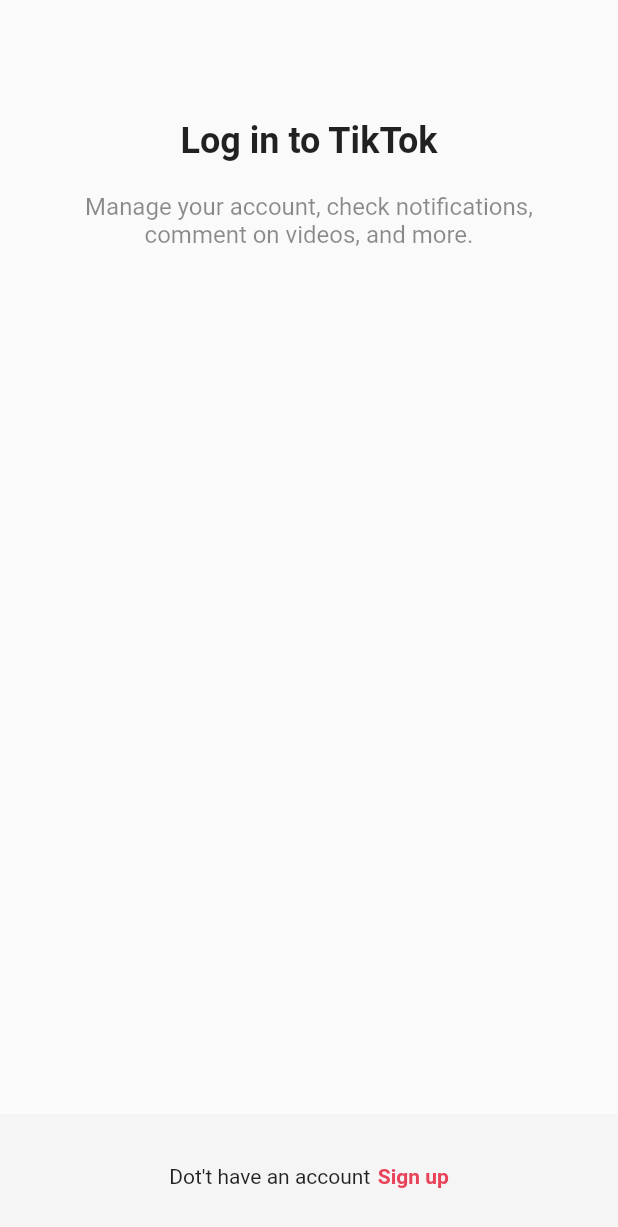
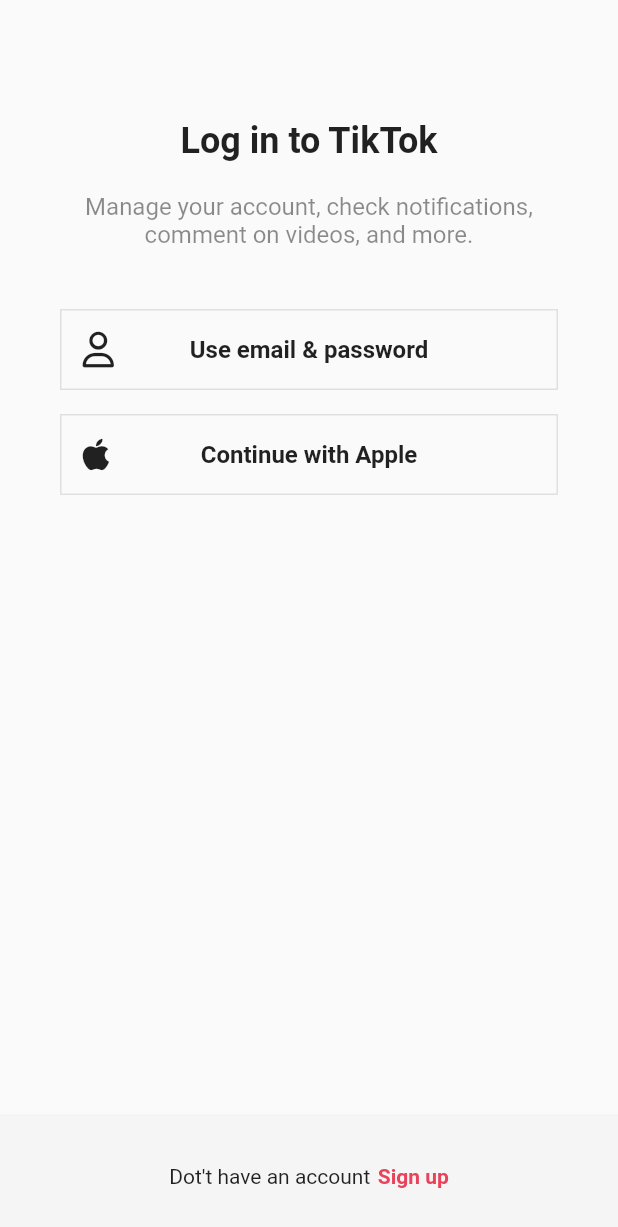
Before and after one commit to ParkKiHun/tiktok_clone, a Flutter app: the screen it shows after launch, after a tap on "Log in", on a phone screen of 412 x 824 dp. Shown: the top 1227 px of the screen. Run offline on Flutter 3.47's test engine with Material 2 defaults, Android fonts, the phone set to English and light mode, and no system bars; our stand-ins replace font_awesome_flutter.

Commit message:
4.2 AuthButton

```diff
--- a/lib/features/authentication/login_screen.dart
+++ b/lib/features/authentication/login_screen.dart
@@ -1,6 +1,9 @@
 import 'package:flutter/material.dart';
+import 'package:font_awesome_flutter/font_awesome_flutter.dart';
 import 'package:tiktok_clone/constants/gaps.dart';
 import 'package:tiktok_clone/constants/sizes.dart';
+
+import 'widgets/auth_button.dart';
 
 class LoginScreen extends StatelessWidget {
   const LoginScreen({super.key});
@@ -35,7 +38,17 @@ class LoginScreen extends StatelessWidget {
                   color: Colors.black45,
                 ),
                 textAlign: TextAlign.center,
-              )
+              ),
+              Gaps.v40,
+              AuthButton(
+                icon: FaIcon(FontAwesomeIcons.user),
+                text: "Use email & password",
+              ),
+              Gaps.v16,
+              AuthButton(
+                icon: FaIcon(FontAwesomeIcons.apple),
+                text: "Continue with Apple",
+              ),
             ],
           ),
         ),
--- a/lib/features/authentication/sign_up_screen.dart
+++ b/lib/features/authentication/sign_up_screen.dart
@@ -1,4 +1,5 @@
 import 'package:flutter/material.dart';
+import 'package:font_awesome_flutter/font_awesome_flutter.dart';
 import 'package:tiktok_clone/constants/gaps.dart';
 import 'package:tiktok_clone/constants/sizes.dart';
 import 'package:tiktok_clone/features/authentication/login_screen.dart';
@@ -43,8 +44,15 @@ class SignUpScreen extends StatelessWidget {
                 textAlign: TextAlign.center,
               ),
               Gaps.v40,
-              AuthButton(text: "Use phone or email"),
-              AuthButton(text: "Continue with Apple"),
+              AuthButton(
+                icon: FaIcon(FontAwesomeIcons.user),
+                text: "Use email & password",
+              ),
+              Gaps.v16,
+              AuthButton(
+                icon: FaIcon(FontAwesomeIcons.apple),
+                text: "Continue with Apple",
+              ),
             ],
           ),
         ),
--- a/lib/features/authentication/widgets/auth_button.dart
+++ b/lib/features/authentication/widgets/auth_button.dart
@@ -1,12 +1,15 @@
 import 'package:flutter/material.dart';
+import 'package:font_awesome_flutter/font_awesome_flutter.dart';
 import 'package:tiktok_clone/constants/sizes.dart';
 
 class AuthButton extends StatelessWidget {
   final String text;
+  final FaIcon icon;
 
   const AuthButton({
     super.key,
     required this.text,
+    required this.icon,
   });
 
   @override
@@ -14,16 +17,21 @@ class AuthButton extends StatelessWidget {
     return FractionallySizedBox(
       widthFactor: 1,
       child: Container(
-        padding: const EdgeInsets.symmetric(
-          vertical: Sizes.size14,
-        ),
+        padding: const EdgeInsets.all(Sizes.size14),
         decoration: BoxDecoration(
           border: Border.all(
             color: Colors.grey.shade300,
             width: Sizes.size1,
           ),
         ),
-        child: Text(
+        child: Stack(
+          alignment: Alignment.center,
+          children: [
+            Align(
+              alignment: Alignment.centerLeft,
+              child: icon,
+            ),
+            Text(
               text,
               style: const TextStyle(
                 fontSize: Sizes.size16,
@@ -31,6 +39,8 @@ class AuthButton extends StatelessWidget {
               ),
               textAlign: TextAlign.center,
             ),
+          ],
+        ),
       ),
     );
   }
```
Also changed, not shown: pubspec.yaml (+3 -4 lines), pubspec.lock. Lines whose indentation alone changed are shown as unchanged.
